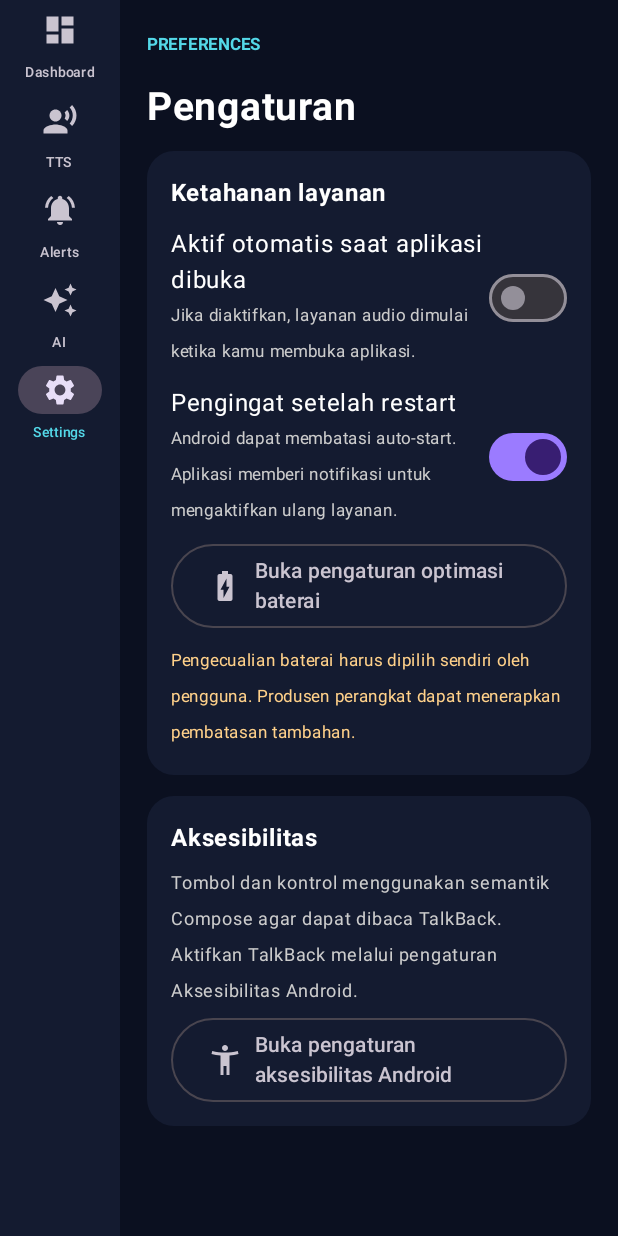
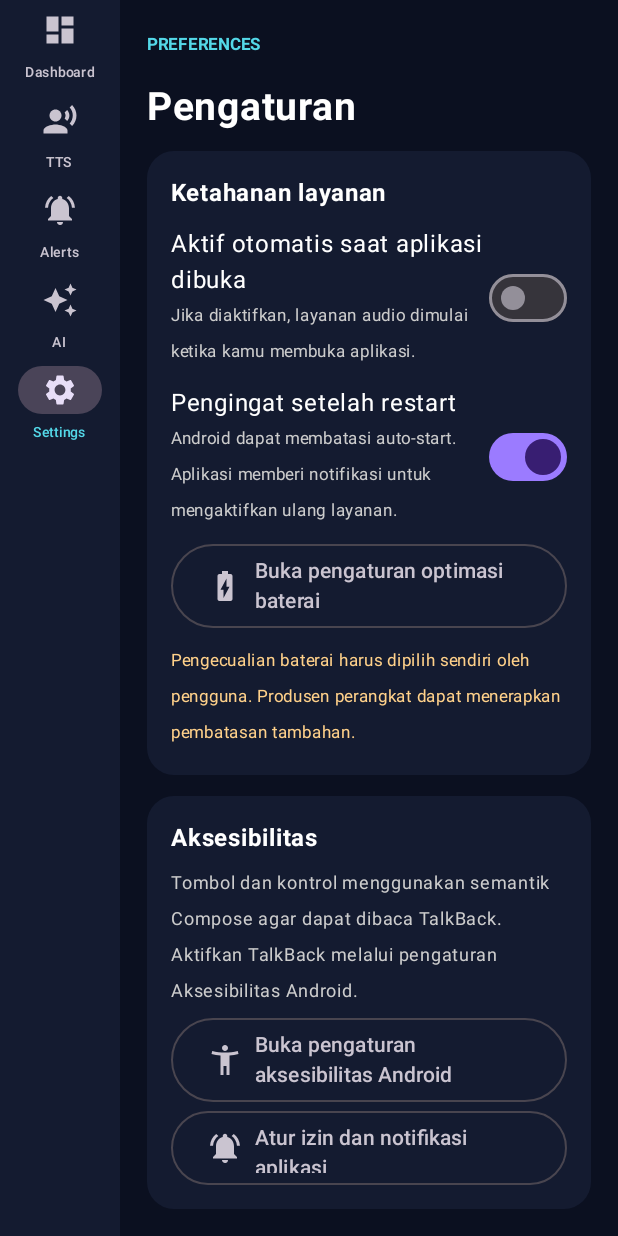
Before and after one commit to adebojel/LiveCreatorStudio, an Android app built with Jetpack Compose: the screen it shows after launch (MainActivity), tab 5 chosen, on a phone screen of 412 x 824 dp. Run offline under Robolectric (Android 15) with nearby library versions, the phone set to English and light mode, and no system bars.

Commit message:
feat: add system app and notification permission shortcuts

```diff
--- a/app/src/main/java/id/livecreator/studio/MainActivity.kt
+++ b/app/src/main/java/id/livecreator/studio/MainActivity.kt
@@ -54,6 +54,8 @@ class MainActivity : ComponentActivity() {
                 onStopBackground = { stopBackgroundAudio() },
                 onOpenBatterySettings = { openBatterySettings() },
                 onOpenAccessibilitySettings = { openAccessibilitySettings() },
+                onOpenAppSettings = { openAppSettings() },
+                onOpenNotificationSettings = { openNotificationSettings() },
                 onEnterPip = { enterCompactMode() },
                 onSpeakInBackground = { speakInBackground(it) },
                 inPipMode = pipMode
@@ -88,6 +90,21 @@ class MainActivity : ComponentActivity() {
         runCatching { startActivity(Intent(Settings.ACTION_ACCESSIBILITY_SETTINGS)) }
     }
 
+    private fun openAppSettings() {
+        runCatching {
+            startActivity(Intent(Settings.ACTION_APPLICATION_DETAILS_SETTINGS).setData(Uri.parse("package:$packageName")))
+        }
+    }
+
+    private fun openNotificationSettings() {
+        val intent = if (Build.VERSION.SDK_INT >= Build.VERSION_CODES.O) {
+            Intent(Settings.ACTION_APP_NOTIFICATION_SETTINGS).putExtra(Settings.EXTRA_APP_PACKAGE, packageName)
+        } else {
+            Intent(Settings.ACTION_APPLICATION_DETAILS_SETTINGS).setData(Uri.parse("package:$packageName"))
+        }
+        runCatching { startActivity(intent) }
+    }
+
     private fun enterCompactMode() {
         if (Build.VERSION.SDK_INT >= Build.VERSION_CODES.O) {
             val params = PictureInPictureParams.Builder()
@@ -110,6 +127,8 @@ fun LiveCreatorApp(
     onStopBackground: () -> Unit,
     onOpenBatterySettings: () -> Unit,
     onOpenAccessibilitySettings: () -> Unit,
+    onOpenAppSettings: () -> Unit,
+    onOpenNotificationSettings: () -> Unit,
     onEnterPip: () -> Unit,
     onSpeakInBackground: (String) -> Unit,
     inPipMode: Boolean
@@ -175,7 +194,9 @@ fun LiveCreatorApp(
                             .edit().putBoolean("resume_reminder_enabled", it).apply()
                     },
                     onOpenBatterySettings = onOpenBatterySettings,
-                    onOpenAccessibilitySettings = onOpenAccessibilitySettings
+                    onOpenAccessibilitySettings = onOpenAccessibilitySettings,
+                    onOpenAppSettings = onOpenAppSettings,
+                    onOpenNotificationSettings = onOpenNotificationSettings
                 )
                 else -> DashboardScreen(
                     modifier = Modifier.fillMaxSize(),
@@ -345,7 +366,9 @@ private fun SettingsScreen(
     resumeReminder: Boolean,
     onResumeReminderChange: (Boolean) -> Unit,
     onOpenBatterySettings: () -> Unit,
-    onOpenAccessibilitySettings: () -> Unit
+    onOpenAccessibilitySettings: () -> Unit,
+    onOpenAppSettings: () -> Unit,
+    onOpenNotificationSettings: () -> Unit
 ) {
     Column(Modifier.fillMaxSize().padding(18.dp), verticalArrangement = Arrangement.spacedBy(14.dp)) {
         Text("PREFERENCES", color = Cyan, fontSize = 11.sp, fontWeight = FontWeight.Bold)
@@ -386,6 +409,16 @@ private fun SettingsScreen(
                     Icon(Icons.Default.AccessibilityNew, contentDescription = null)
                     Spacer(Modifier.width(8.dp))
                     Text("Buka pengaturan aksesibilitas Android")
+                }
+                OutlinedButton(onClick = onOpenNotificationSettings, modifier = Modifier.fillMaxWidth()) {
+                    Icon(Icons.Default.NotificationsActive, contentDescription = null)
+                    Spacer(Modifier.width(8.dp))
+                    Text("Atur izin dan notifikasi aplikasi")
+                }
+                OutlinedButton(onClick = onOpenAppSettings, modifier = Modifier.fillMaxWidth()) {
+                    Icon(Icons.Default.AppSettingsAlt, contentDescription = null)
+                    Spacer(Modifier.width(8.dp))
+                    Text("Buka info aplikasi dan semua izin")
                 }
             }
         }
```
